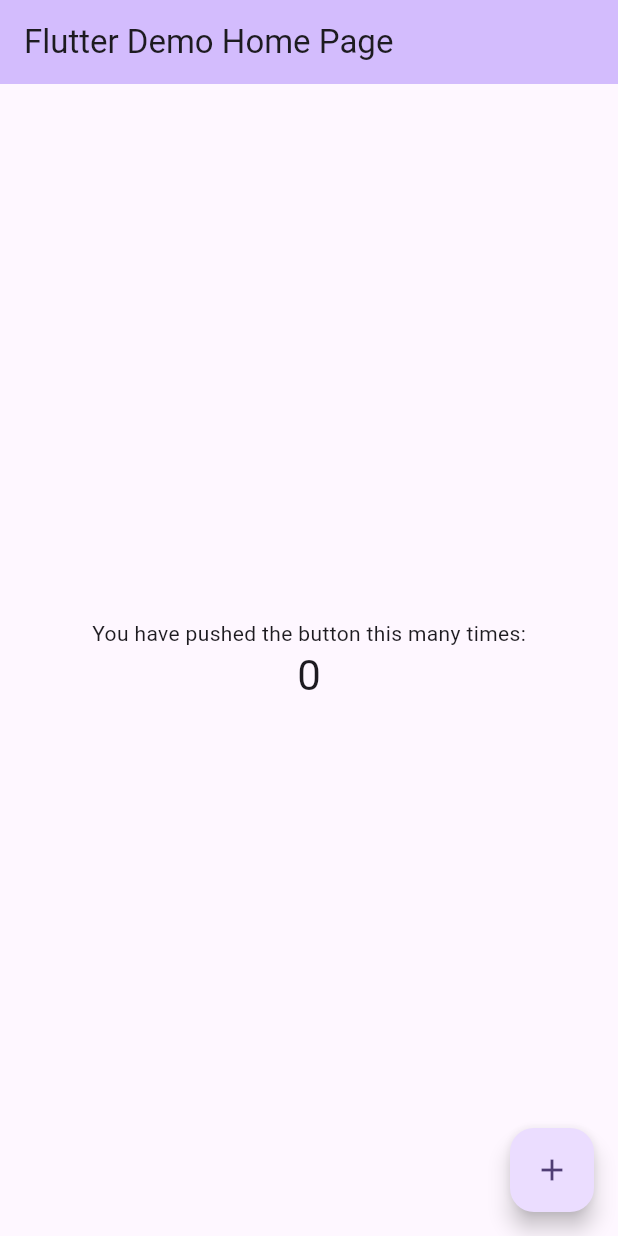
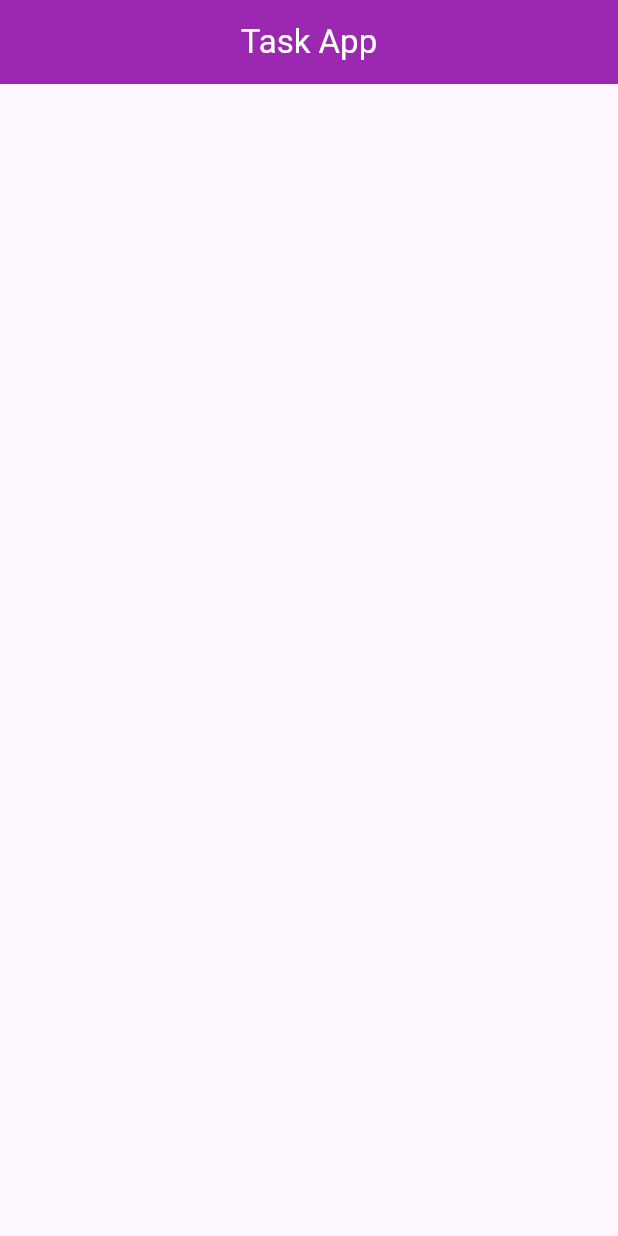
Before and after one commit to Majok-Bol/task_app, a Flutter app: the screen it shows after launch, on a phone screen of 412 x 824 dp. Run offline on Flutter 3.47's test engine with Material 3 defaults, Android fonts, the phone set to English and light mode, and no system bars.

Commit message:
added appbar

```diff
--- a/lib/main.dart
+++ b/lib/main.dart
@@ -1,122 +1,14 @@
 import 'package:flutter/material.dart';
-
-void main() {
-  runApp(const MyApp());
+import 'package:task_app/pages/home_page.dart';
+void main(){
+  runApp(MyApp());
 }
-
-class MyApp extends StatelessWidget {
-  const MyApp({super.key});
-
-  // This widget is the root of your application.
+class MyApp extends StatelessWidget{
   @override
-  Widget build(BuildContext context) {
+  Widget build(BuildContext context){
     return MaterialApp(
-      title: 'Flutter Demo',
-      theme: ThemeData(
-        // This is the theme of your application.
-        //
-        // TRY THIS: Try running your application with "flutter run". You'll see
-        // the application has a purple toolbar. Then, without quitting the app,
-        // try changing the seedColor in the colorScheme below to Colors.green
-        // and then invoke "hot reload" (save your changes or press the "hot
-        // reload" button in a Flutter-supported IDE, or press "r" if you used
-        // the command line to start the app).
-        //
-        // Notice that the counter didn't reset back to zero; the application
-        // state is not lost during the reload. To reset the state, use hot
-        // restart instead.
-        //
-        // This works for code too, not just values: Most code changes can be
-        // tested with just a hot reload.
-        colorScheme: ColorScheme.fromSeed(seedColor: Colors.deepPurple),
-      ),
-      home: const MyHomePage(title: 'Flutter Demo Home Page'),
+      debugShowCheckedModeBanner: false,
+      home:HomePage(),
     );
   }
 }
-
-class MyHomePage extends StatefulWidget {
-  const MyHomePage({super.key, required this.title});
-
-  // This widget is the home page of your application. It is stateful, meaning
-  // that it has a State object (defined below) that contains fields that affect
-  // how it looks.
-
-  // This class is the configuration for the state. It holds the values (in this
-  // case the title) provided by the parent (in this case the App widget) and
-  // used by the build method of the State. Fields in a Widget subclass are
-  // always marked "final".
-
-  final String title;
-
-  @override
-  State<MyHomePage> createState() => _MyHomePageState();
-}
-
-class _MyHomePageState extends State<MyHomePage> {
-  int _counter = 0;
-
-  void _incrementCounter() {
-    setState(() {
-      // This call to setState tells the Flutter framework that something has
-      // changed in this State, which causes it to rerun the build method below
-      // so that the display can reflect the updated values. If we changed
-      // _counter without calling setState(), then the build method would not be
-      // called again, and so nothing would appear to happen.
-      _counter++;
-    });
-  }
-
-  @override
-  Widget build(BuildContext context) {
-    // This method is rerun every time setState is called, for instance as done
-    // by the _incrementCounter method above.
-    //
-    // The Flutter framework has been optimized to make rerunning build methods
-    // fast, so that you can just rebuild anything that needs updating rather
-    // than having to individually change instances of widgets.
-    return Scaffold(
-      appBar: AppBar(
-        // TRY THIS: Try changing the color here to a specific color (to
-        // Colors.amber, perhaps?) and trigger a hot reload to see the AppBar
-        // change color while the other colors stay the same.
-        backgroundColor: Theme.of(context).colorScheme.inversePrimary,
-        // Here we take the value from the MyHomePage object that was created by
-        // the App.build method, and use it to set our appbar title.
-        title: Text(widget.title),
-      ),
-      body: Center(
-        // Center is a layout widget. It takes a single child and positions it
-        // in the middle of the parent.
-        child: Column(
-          // Column is also a layout widget. It takes a list of children and
-          // arranges them vertically. By default, it sizes itself to fit its
-          // children horizontally, and tries to be as tall as its parent.
-          //
-          // Column has various properties to control how it sizes itself and
-          // how it positions its children. Here we use mainAxisAlignment to
-          // center the children vertically; the main axis here is the vertical
-          // axis because Columns are vertical (the cross axis would be
-          // horizontal).
-          //
-          // TRY THIS: Invoke "debug painting" (choose the "Toggle Debug Paint"
-          // action in the IDE, or press "p" in the console), to see the
-          // wireframe for each widget.
-          mainAxisAlignment: MainAxisAlignment.center,
-          children: <Widget>[
-            const Text('You have pushed the button this many times:'),
-            Text(
-              '$_counter',
-              style: Theme.of(context).textTheme.headlineMedium,
-            ),
-          ],
-        ),
-      ),
-      floatingActionButton: FloatingActionButton(
-        onPressed: _incrementCounter,
-        tooltip: 'Increment',
-        child: const Icon(Icons.add),
-      ), // This trailing comma makes auto-formatting nicer for build methods.
-    );
-  }
-}
--- /dev/null
+++ b/lib/pages/dialog_box.dart
@@ -0,0 +1 @@
+//handle dialog box
--- /dev/null
+++ b/lib/pages/home_page.dart
@@ -0,0 +1,17 @@
+//handle home page widget
+import 'package:flutter/cupertino.dart';
+import 'package:flutter/material.dart';
+
+class HomePage extends StatefulWidget{
+  @override
+  HomePageState createState()=>HomePageState();
+}
+class HomePageState extends State<HomePage>{
+  @override
+
+  Widget build(BuildContext context){
+    return Scaffold(
+      appBar: AppBar(title: Text('Task App',style: TextStyle(color: Colors.white),),centerTitle: true,backgroundColor: Colors.purple,),
+    );
+  }
+}
--- /dev/null
+++ b/lib/pages/to_do_tile.dart
@@ -0,0 +1 @@
+//handle task list
--- /dev/null
+++ b/lib/task_database/database.dart
@@ -0,0 +1 @@
+//handle database for the app
```
